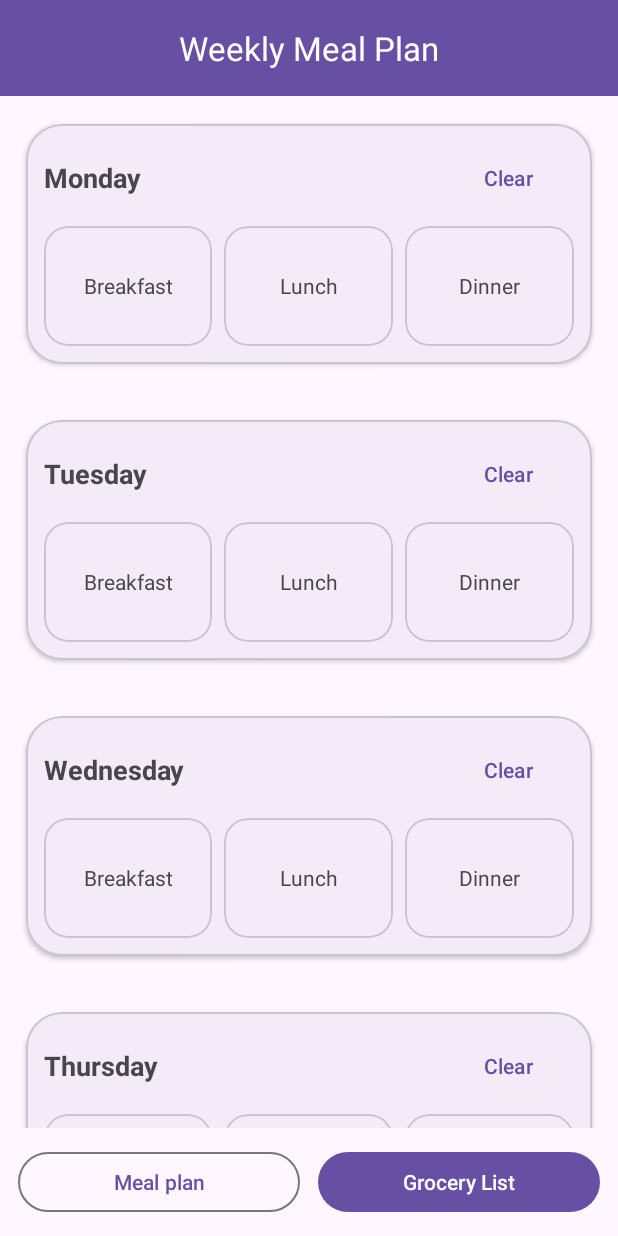
After one commit to DanigosJB/WeeklyBite3, an Android app built with Jetpack Compose: the MealPlanActivity screen opened directly, with no data from a screen before it, on a phone screen of 412 x 824 dp. The commit adds this screen. Run offline under Robolectric (Android 15) with nearby library versions, the phone set to English and light mode, and no system bars.

Commit message:
Added Meal Plan and Grocery List

```diff
--- /dev/null
+++ b/app/src/main/java/com/example/weeklybite3/DayAdapter.kt
@@ -0,0 +1,51 @@
+package com.example.weeklybite3.plan
+
+import android.view.LayoutInflater
+import android.view.View
+import android.view.ViewGroup
+import android.widget.TextView
+import androidx.recyclerview.widget.RecyclerView
+import com.example.weeklybite3.databinding.ItemDayBinding
+
+class DayAdapter(
+    private val items: List<DayPlan>,
+    private val callbacks: Callbacks
+) : RecyclerView.Adapter<DayAdapter.VH>() {
+
+    interface Callbacks {
+        fun onAddMeal(dayPos: Int, type: MealType)
+        fun onClearDay(dayPos: Int)
+    }
+
+    inner class VH(val b: ItemDayBinding) : RecyclerView.ViewHolder(b.root)
+
+    override fun onCreateViewHolder(parent: ViewGroup, viewType: Int): VH {
+        val b = ItemDayBinding.inflate(LayoutInflater.from(parent.context), parent, false)
+        return VH(b)
+    }
+
+    override fun getItemCount() = items.size
+
+    override fun onBindViewHolder(holder: VH, position: Int) {
+        val day = items[position]
+        val b = holder.b
+        b.tvDay.text = day.name
+
+        fun bindSlot(container: View, labelView: TextView, type: MealType) {
+            val value = day.meals[type]
+            if (value.isNullOrBlank()) {
+                labelView.text = type.label
+                container.setOnClickListener { callbacks.onAddMeal(position, type) }
+            } else {
+                labelView.text = value
+                container.setOnClickListener(null)
+            }
+        }
+
+        bindSlot(b.cardBreakfast, b.tvBreakfast, MealType.Breakfast)
+        bindSlot(b.cardLunch, b.tvLunch, MealType.Lunch)
+        bindSlot(b.cardDinner, b.tvDinner, MealType.Dinner)
+
+        b.btnClear.setOnClickListener { callbacks.onClearDay(position) }
+    }
+}
--- /dev/null
+++ b/app/src/main/java/com/example/weeklybite3/MealPlanActivity.kt
@@ -0,0 +1,60 @@
+package com.example.weeklybite3.plan
+
+import android.os.Bundle
+import androidx.appcompat.app.AlertDialog
+import androidx.appcompat.app.AppCompatActivity
+import androidx.recyclerview.widget.LinearLayoutManager
+import com.example.weeklybite3.databinding.ActivityMealPlanBinding
+import com.google.android.material.snackbar.Snackbar
+import android.content.Intent
+
+class MealPlanActivity : AppCompatActivity(), DayAdapter.Callbacks {
+
+    private lateinit var binding: ActivityMealPlanBinding
+    private lateinit var adapter: DayAdapter
+
+    override fun onCreate(savedInstanceState: Bundle?) {
+        super.onCreate(savedInstanceState)
+        binding = ActivityMealPlanBinding.inflate(layoutInflater)
+        setContentView(binding.root)
+
+        setSupportActionBar(binding.toolbar)
+        supportActionBar?.title = "Weekly Meal Plan"
+
+        adapter = DayAdapter(PlanRepository.week, this)
+        binding.rvDays.layoutManager = LinearLayoutManager(this)
+        binding.rvDays.adapter = adapter
+
+        binding.btnMealPlan.setOnClickListener {
+            Snackbar.make(binding.root, "You're on Meal plan", Snackbar.LENGTH_SHORT).show()
+        }
+        binding.btnGrocery.setOnClickListener {
+            startActivity(Intent(this, GroceryListActivity::class.java))
+        }
+    }
+
+    override fun onAddMeal(dayPos: Int, type: MealType) {
+        val edit = layoutInflater.inflate(com.example.weeklybite3.R.layout.dialog_edit_text, null)
+        val input = edit.findViewById<com.google.android.material.textfield.TextInputEditText>(
+            com.example.weeklybite3.R.id.etInput
+        )
+        AlertDialog.Builder(this)
+            .setTitle("${PlanRepository.week[dayPos].name} • ${type.label}")
+            .setView(edit)
+            .setPositiveButton("Save") { d, _ ->
+                val text = input.text?.toString()?.trim().orEmpty()
+                if (text.isNotEmpty()) {
+                    PlanRepository.week[dayPos].meals[type] = text
+                    adapter.notifyItemChanged(dayPos)
+                }
+                d.dismiss()
+            }
+            .setNegativeButton("Cancel") { d, _ -> d.dismiss() }
+            .show()
+    }
+
+    override fun onClearDay(dayPos: Int) {
+        PlanRepository.week[dayPos].meals.keys.forEach { PlanRepository.week[dayPos].meals[it] = null }
+        adapter.notifyItemChanged(dayPos)
+    }
+}
--- /dev/null
+++ b/app/src/main/java/com/example/weeklybite3/Models.kt
@@ -0,0 +1,29 @@
+package com.example.weeklybite3.plan
+
+import java.util.UUID
+
+enum class MealType(val label: String) { Breakfast("Breakfast"), Lunch("Lunch"), Dinner("Dinner") }
+
+data class DayPlan(
+    val name: String,
+    val meals: MutableMap<MealType, String?> = mutableMapOf(
+        MealType.Breakfast to null,
+        MealType.Lunch to null,
+        MealType.Dinner to null
+    )
+)
+
+data class GroceryItem(
+    val id: String = UUID.randomUUID().toString(),
+    val name: String,
+    var bought: Boolean = false
+)
+
+/** Simple in-memory store so both screens share state */
+object PlanRepository {
+    val week: MutableList<DayPlan> = mutableListOf(
+        DayPlan("Monday"), DayPlan("Tuesday"), DayPlan("Wednesday"),
+        DayPlan("Thursday"), DayPlan("Friday"), DayPlan("Saturday"), DayPlan("Sunday")
+    )
+    val groceries: MutableList<GroceryItem> = mutableListOf()
+}
--- /dev/null
+++ b/app/src/main/res/layout/activity_meal_plan.xml
@@ -0,0 +1,49 @@
+<?xml version="1.0" encoding="utf-8"?>
+<LinearLayout xmlns:android="http://schemas.android.com/apk/res/android"
+    xmlns:app="http://schemas.android.com/apk/res-auto"
+    android:orientation="vertical"
+    android:layout_width="match_parent"
+    android:layout_height="match_parent">
+
+    <com.google.android.material.appbar.MaterialToolbar
+        android:id="@+id/toolbar"
+        android:layout_width="match_parent"
+        android:layout_height="wrap_content"
+        app:titleCentered="true"
+        app:navigationIconTint="@android:color/white"
+        android:background="?attr/colorPrimary"
+        app:titleTextColor="@android:color/white" />
+
+    <androidx.recyclerview.widget.RecyclerView
+        android:id="@+id/rvDays"
+        android:layout_width="match_parent"
+        android:layout_height="0dp"
+        android:layout_weight="1"/>
+
+    <LinearLayout
+        android:layout_width="match_parent"
+        android:layout_height="wrap_content"
+        android:padding="12dp"
+        android:orientation="horizontal">
+
+        <com.google.android.material.button.MaterialButton
+            android:id="@+id/btnMealPlan"
+            android:layout_width="0dp"
+            android:layout_height="wrap_content"
+            android:layout_weight="1"
+            android:text="Meal plan"
+            style="@style/Widget.Material3.Button.OutlinedButton" />
+
+        <Space
+            android:layout_width="12dp"
+            android:layout_height="1dp" />
+
+        <com.google.android.material.button.MaterialButton
+            android:id="@+id/btnGrocery"
+            android:layout_width="0dp"
+            android:layout_height="wrap_content"
+            android:layout_weight="1"
+            android:text="Grocery List" />
+    </LinearLayout>
+
+</LinearLayout>
--- /dev/null
+++ b/app/src/main/res/layout/item_day.xml
@@ -0,0 +1,94 @@
+<?xml version="1.0" encoding="utf-8"?>
+<com.google.android.material.card.MaterialCardView xmlns:android="http://schemas.android.com/apk/res/android"
+    xmlns:app="http://schemas.android.com/apk/res-auto"
+    android:layout_width="match_parent"
+    android:layout_height="wrap_content"
+    android:layout_margin="8dp"
+    app:cardElevation="2dp"
+    app:cardUseCompatPadding="true"
+    app:cardCornerRadius="24dp">
+
+    <LinearLayout
+        android:padding="12dp"
+        android:orientation="vertical"
+        android:layout_width="match_parent"
+        android:layout_height="wrap_content">
+
+        <LinearLayout
+            android:layout_width="match_parent"
+            android:layout_height="wrap_content"
+            android:gravity="center_vertical"
+            android:orientation="horizontal">
+
+            <TextView
+                android:id="@+id/tvDay"
+                android:textStyle="bold"
+                android:textSize="18sp"
+                android:layout_width="0dp"
+                android:layout_height="wrap_content"
+                android:layout_weight="1"/>
+
+            <com.google.android.material.button.MaterialButton
+                android:id="@+id/btnClear"
+                android:text="Clear"
+                style="@style/Widget.Material3.Button.TextButton"
+                android:layout_width="wrap_content"
+                android:layout_height="wrap_content"/>
+        </LinearLayout>
+
+        <LinearLayout
+            android:layout_marginTop="8dp"
+            android:layout_width="match_parent"
+            android:layout_height="wrap_content"
+            android:weightSum="3"
+            android:orientation="horizontal">
+
+            <!-- Breakfast -->
+            <com.google.android.material.card.MaterialCardView
+                android:id="@+id/cardBreakfast"
+                android:layout_width="0dp"
+                android:layout_height="80dp"
+                android:layout_weight="1"
+                android:layout_marginEnd="8dp"
+                app:cardCornerRadius="16dp">
+                <TextView
+                    android:id="@+id/tvBreakfast"
+                    android:layout_width="match_parent"
+                    android:layout_height="match_parent"
+                    android:gravity="center"
+                    android:text="Breakfast"/>
+            </com.google.android.material.card.MaterialCardView>
+
+            <!-- Lunch -->
+            <com.google.android.material.card.MaterialCardView
+                android:id="@+id/cardLunch"
+                android:layout_width="0dp"
+                android:layout_height="80dp"
+                android:layout_weight="1"
+                android:layout_marginEnd="8dp"
+                app:cardCornerRadius="16dp">
+                <TextView
+                    android:id="@+id/tvLunch"
+                    android:layout_width="match_parent"
+                    android:layout_height="match_parent"
+                    android:gravity="center"
+                    android:text="Lunch"/>
+            </com.google.android.material.card.MaterialCardView>
+
+            <!-- Dinner -->
+            <com.google.android.material.card.MaterialCardView
+                android:id="@+id/cardDinner"
+                android:layout_width="0dp"
+                android:layout_height="80dp"
+                android:layout_weight="1"
+                app:cardCornerRadius="16dp">
+                <TextView
+                    android:id="@+id/tvDinner"
+                    android:layout_width="match_parent"
+                    android:layout_height="match_parent"
+                    android:gravity="center"
+                    android:text="Dinner"/>
+            </com.google.android.material.card.MaterialCardView>
+        </LinearLayout>
+    </LinearLayout>
+</com.google.android.material.card.MaterialCardView>
--- a/app/src/main/res/values/strings.xml
+++ b/app/src/main/res/values/strings.xml
@@ -2,4 +2,9 @@
 <resources>
     <string name="app_name">WeeklyBite</string>
     <string name="login_sign_up">Login / Sign Up</string>
+    <string name="title_activity_meal_plan">MealPlanActivity</string>
+    <string name="title_activity_day_adapter">DayAdapter</string>
+    <string name="title_activity_grocery_list">GroceryListActivity</string>
+    <string name="title_activity_grocery_adapter">GroceryAdapter</string>
+    <string name="title_activity_session_manager">SessionManager</string>
 </resources>
--- a/app/src/main/res/values/themes.xml
+++ b/app/src/main/res/values/themes.xml
@@ -1,4 +1,5 @@
 <resources xmlns:tools="http://schemas.android.com/tools">
+
     <style name="Theme.WeeklyBite" parent="Theme.Material3.Light.NoActionBar">
 
     </style>
```
Also changed, not shown: app/build.gradle.kts (+25 -2 lines), app/src/main/AndroidManifest.xml (+19 -10 lines), app/src/main/java/com/example/weeklybite3/GroceryAdapter.kt (added, +32 -0 lines), app/src/main/java/com/example/weeklybite3/GroceryListActivity.kt (added, +62 -0 lines), app/src/main/java/com/example/weeklybite3/LoginActivity.kt (+10 -2 lines), app/src/main/java/com/example/weeklybite3/LoginSignupActivity.kt (+12 -3 lines), app/src/main/java/com/example/weeklybite3/SessionManager.kt (added, +23 -0 lines), app/src/main/java/com/example/weeklybite3/ui/theme/Color.kt (added, +11 -0 lines), app/src/main/java/com/example/weeklybite3/ui/theme/Theme.kt (added, +58 -0 lines), app/src/main/java/com/example/weeklybite3/ui/theme/Type.kt (added, +34 -0 lines), app/src/main/res/layout/activity_grocery.xml (added, +61 -0 lines), app/src/main/res/layout/dialog_edit_text.xml (added, +13 -0 lines), app/src/main/res/layout/item_grocery.xml (added, +20 -0 lines).
